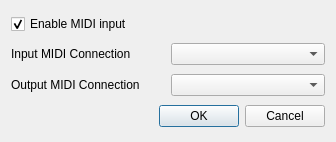
First picture: the form in trunk/src/midisetup.ui, repository svn2github/vmpk, before the edit.
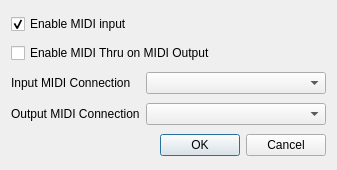
Second picture: the form after the edit.

Commit message: * implemented RFE: #2106023 MIDI thru

```diff
--- a/trunk/src/midisetup.ui
+++ b/trunk/src/midisetup.ui
@@ -5,8 +5,8 @@
    <rect>
     <x>0</x>
     <y>0</y>
-    <width>336</width>
-    <height>142</height>
+    <width>333</width>
+    <height>170</height>
    </rect>
   </property>
   <property name="windowTitle" >
@@ -23,7 +23,14 @@
      </property>
     </widget>
    </item>
-   <item row="1" column="0" >
+   <item row="1" column="0" colspan="2" >
+    <widget class="QCheckBox" name="chkEnableThru" >
+     <property name="text" >
+      <string>Enable MIDI Thru on MIDI Output</string>
+     </property>
+    </widget>
+   </item>
+   <item row="2" column="0" >
     <widget class="QLabel" name="labelInput" >
      <property name="text" >
       <string>Input MIDI Connection</string>
@@ -33,10 +40,17 @@
      </property>
     </widget>
    </item>
-   <item row="1" column="1" >
-    <widget class="QComboBox" name="comboInput" />
+   <item row="2" column="1" >
+    <widget class="QComboBox" name="comboInput" >
+     <property name="minimumSize" >
+      <size>
+       <width>180</width>
+       <height>0</height>
+      </size>
+     </property>
+    </widget>
    </item>
-   <item row="2" column="0" >
+   <item row="3" column="0" >
     <widget class="QLabel" name="labelOutput" >
      <property name="text" >
       <string>Output MIDI Connection</string>
@@ -46,10 +60,17 @@
      </property>
     </widget>
    </item>
-   <item row="2" column="1" >
-    <widget class="QComboBox" name="comboOutput" />
+   <item row="3" column="1" >
+    <widget class="QComboBox" name="comboOutput" >
+     <property name="minimumSize" >
+      <size>
+       <width>180</width>
+       <height>0</height>
+      </size>
+     </property>
+    </widget>
    </item>
-   <item row="3" column="0" colspan="2" >
+   <item row="4" column="0" colspan="2" >
     <widget class="QDialogButtonBox" name="buttonBox" >
      <property name="orientation" >
       <enum>Qt::Horizontal</enum>
```
Left out of the diff: 28 changed lines with no effect on the pictures. The commit also changes 7 other files.
